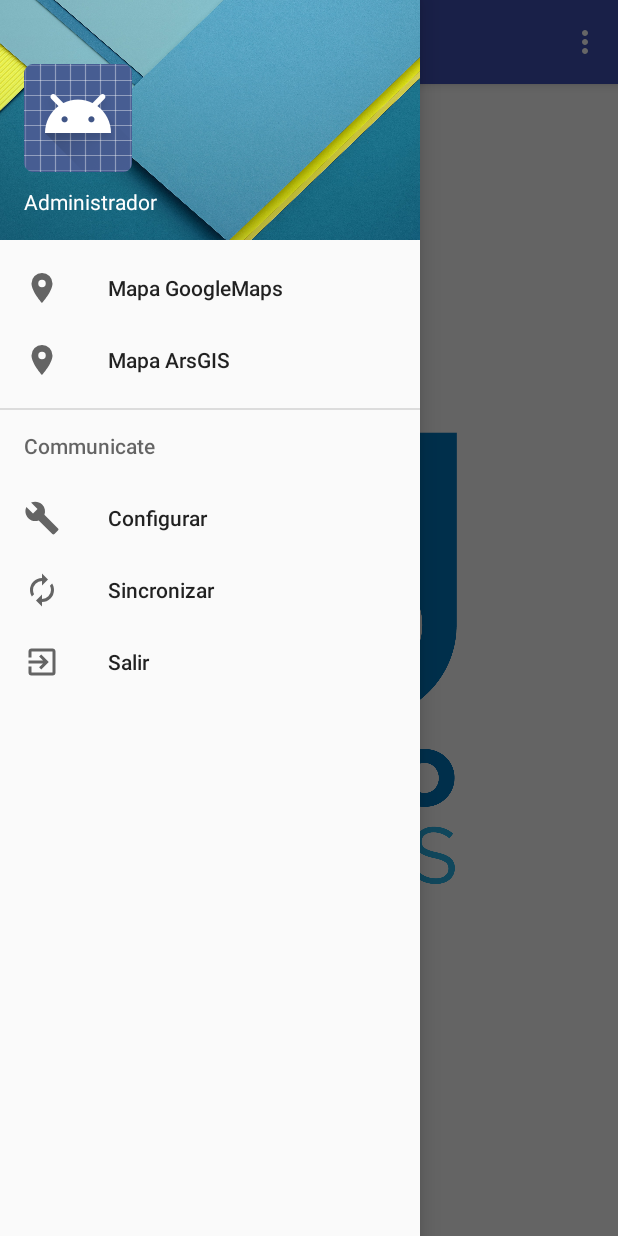
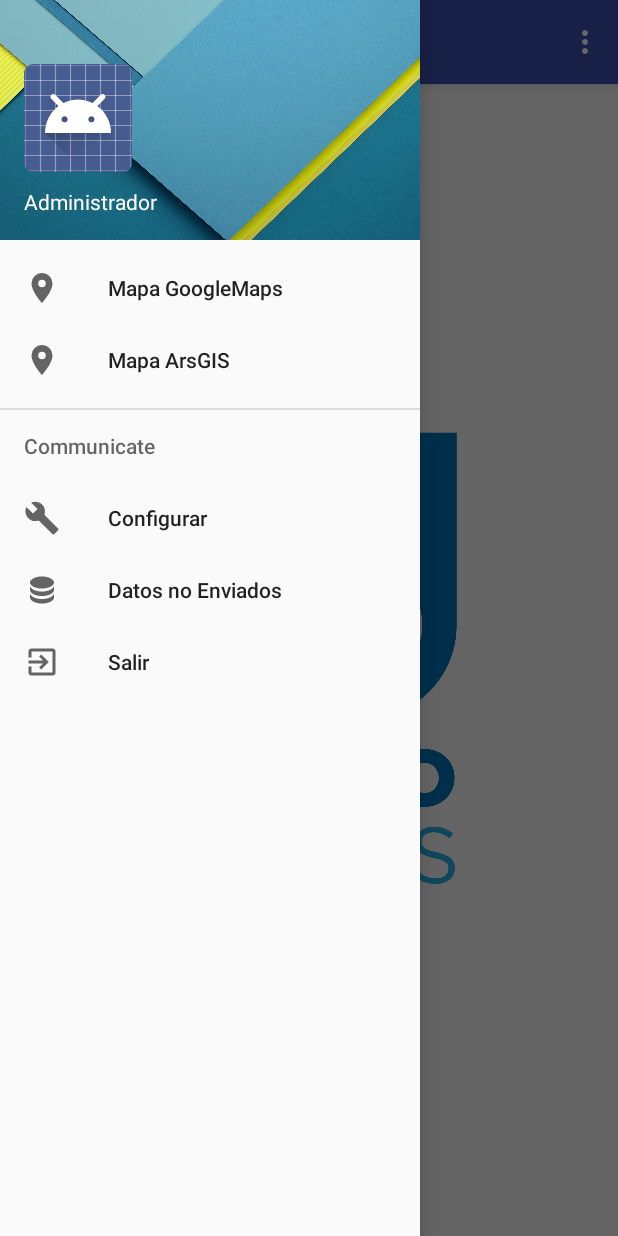
Before and after one commit to jhonker2/Portoaguas, an Android app: the MainActivity screen opened directly, with no data from a screen before it, with the side drawer open, on a phone screen of 412 x 824 dp. Run offline under Robolectric (Android 15) with nearby library versions, the phone set to English and light mode, and no system bars.

Commit message:
10042017 View databases
Clase para ver los datos de sqlite

```diff
--- a/app/src/main/java/com/example/pmat_programador_1/portoaguas/MapsActivity.java
+++ b/app/src/main/java/com/example/pmat_programador_1/portoaguas/MapsActivity.java
@@ -250,10 +250,8 @@ public class MapsActivity extends FragmentActivity implements OnMapReadyCallback
         String idmedidor=nomb.getText().toString();
         String estado="S";
         Movimiento movimiento = new Movimiento(imagen,idmedidor,estado);
-
         new AddMovimientoTarea().execute(movimiento);
     }
-
 
     private class AddMovimientoTarea extends AsyncTask<Movimiento, Void, Boolean>{
 
--- /dev/null
+++ b/app/src/main/res/drawable/database.xml
@@ -0,0 +1,8 @@
+<!-- drawable/database.xml -->
+<vector xmlns:android="http://schemas.android.com/apk/res/android"
+    android:height="24dp"
+    android:width="24dp"
+    android:viewportWidth="24"
+    android:viewportHeight="24">
+    <path android:fillColor="#000" android:pathData="M12,3C7.58,3 4,4.79 4,7C4,9.21 7.58,11 12,11C16.42,11 20,9.21 20,7C20,4.79 16.42,3 12,3M4,9V12C4,14.21 7.58,16 12,16C16.42,16 20,14.21 20,12V9C20,11.21 16.42,13 12,13C7.58,13 4,11.21 4,9M4,14V17C4,19.21 7.58,21 12,21C16.42,21 20,19.21 20,17V14C20,16.21 16.42,18 12,18C7.58,18 4,16.21 4,14Z" />
+</vector>
--- a/app/src/main/res/menu/activity_main_drawer.xml
+++ b/app/src/main/res/menu/activity_main_drawer.xml
@@ -13,8 +13,8 @@
         <menu>
             <item android:id="@+id/nav_manage" android:icon="@drawable/ic_menu_manage"
                 android:title="Configurar" />
-            <item android:id="@+id/nav_share" android:icon="@drawable/autorenew"
-                android:title="Sincronizar" />
+            <item android:id="@+id/nav_share" android:icon="@drawable/database"
+                android:title="Datos no Enviados" />
             <item android:id="@+id/nav_send" android:icon="@drawable/exit_to_app"
                 android:title="Salir" />
         </menu>
```
Also changed, not shown: app/src/main/java/Adapter/MovimientosAdapter.java (added, +32 -0 lines).
